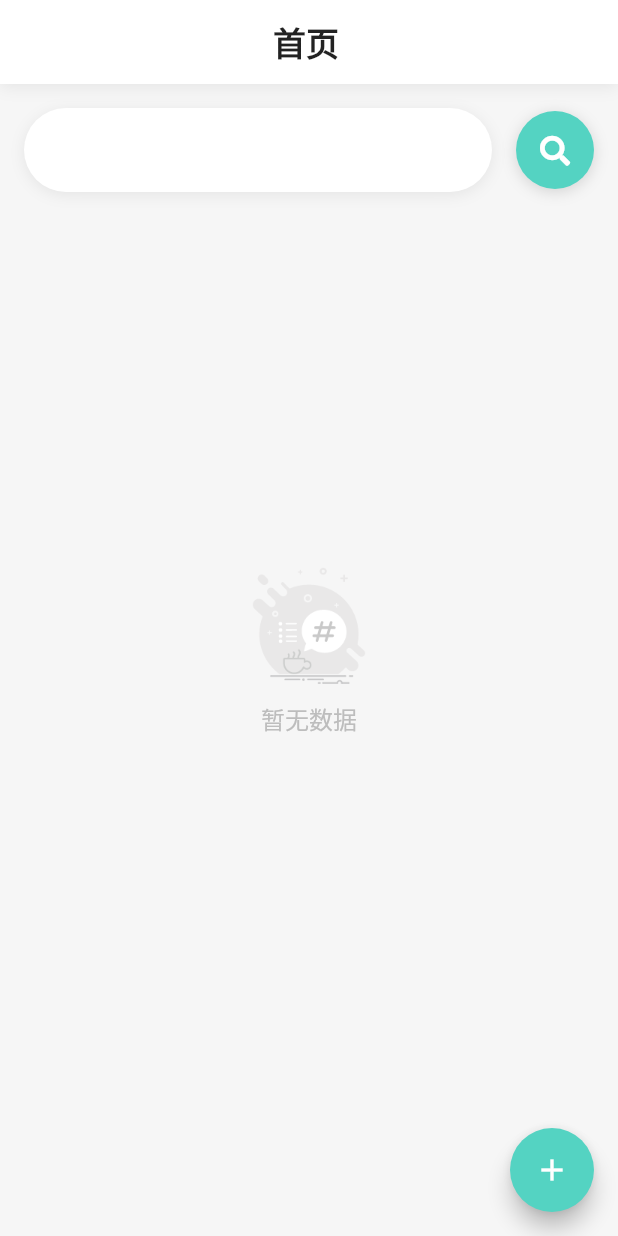
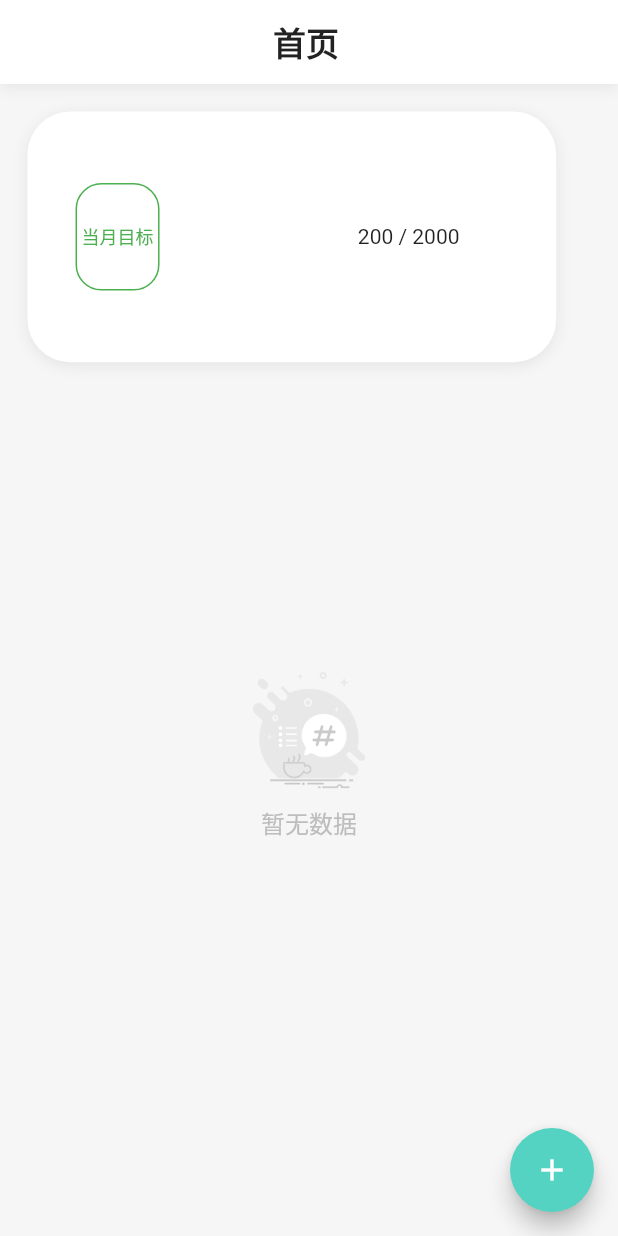
Before and after one commit to ogromwang/xhz_app, a Flutter app: the HotelHomeScreen screen opened directly, on a phone screen of 412 x 824 dp. Run offline on Flutter 3.47's test engine with Material 2 defaults, Android fonts, the phone set to English and light mode, and no system bars; our stand-ins replace connectivity, dio, flutter_easyrefresh, flutter_screenutil, flutter_slidable, flutter_spinkit and 5 more; accounts and stored records are empty; Roboto replaces fonts that are missing (WorkSans); statements that could not run were skipped.

Commit message:
feat: 首页，目标
首页，目标

```diff
--- a/lib/page/home/home_list.dart
+++ b/lib/page/home/home_list.dart
@@ -26,6 +26,7 @@ class _HotelHomeScreenState extends State<HotelHomeScreen> with TickerProviderSt
 
   double pageOffset = 0;
   late PageController pageController;
+  var cir = Radius.circular(ScreenUtil.getInstance().setSp(25));
 
   // 控制结束
   bool _enableControlFinish = false;
@@ -99,7 +100,8 @@ class _HotelHomeScreenState extends State<HotelHomeScreen> with TickerProviderSt
                                 delegate: SliverChildBuilderDelegate((BuildContext context, int index) {
                                   return Column(
                                     children: <Widget>[
-                                      getSearchBarUI(),
+                                      getUserPlan(),
+                                      // getSearchBarUI(),
                                     ],
                                   );
                                 }, childCount: 1),
@@ -208,7 +210,6 @@ class _HotelHomeScreenState extends State<HotelHomeScreen> with TickerProviderSt
     var profile = ImageWidget(url: item.profilePicture);
 
     // Color.fromARGB(math.Random().nextInt(256), math.Random().nextInt(256), math.Random().nextInt(256),
-    var cir = Radius.circular(ScreenUtil.getInstance().setSp(25));
 
     return Card(
       // Give each item a random background color
@@ -294,6 +295,80 @@ class _HotelHomeScreenState extends State<HotelHomeScreen> with TickerProviderSt
 
           ],
         )
+      ),
+    );
+  }
+
+  Widget box(Color boxColor, Widget child) {
+    return Container(
+        height: ScreenUtil.getInstance().setHeight(60),
+        //width: ScreenUtil.getInstance().setWidth(80),
+        decoration: BoxDecoration(
+          border: Border.all(color: boxColor, width: 1),
+          // color: boxColor,
+          borderRadius: BorderRadius.all(
+            Radius.circular(ScreenUtil.getInstance().setSp(15))
+          )
+        ),
+        child: child
+    );
+  }
+
+  Widget getUserPlan() {
+    double leftRight = ScreenUtil.getInstance().setSp(16);
+    double bottom = ScreenUtil.getInstance().setSp(16);
+
+    return Padding(
+      padding: EdgeInsets.only(left: leftRight, right: leftRight, top: bottom, bottom: bottom),
+      child: Row(
+        children: [
+          Expanded(
+            flex: 2,
+            child: Padding(
+              padding: EdgeInsets.only(right: ScreenUtil.getInstance().setWidth(20)),
+              child: Container(
+                  height: ScreenUtil.getInstance().setHeight(140),
+                  decoration: BoxDecoration(
+                    color: HomeAppTheme.buildLightTheme().backgroundColor,
+                    borderRadius: BorderRadius.all(
+                        cir
+                    ),
+                    boxShadow: <BoxShadow>[
+                      BoxShadow(color: Colors.grey.withOpacity(0.2), offset: const Offset(0, 2), blurRadius: 8.0),
+                    ],
+                  ),
+                  child: moneyIcon(),
+              ),
+            )
+          ),
+
+
+        ],
+      ),
+    );
+  }
+
+  Widget moneyIcon() {
+    return Padding(
+      padding: EdgeInsets.only(left: ScreenUtil.getInstance().setWidth(28)),
+      child: Row(
+        children: [
+          box(Colors.green, Center(
+              child: Expanded(
+                child: Padding(
+                  padding: EdgeInsets.all(3),
+                  child: Text("当月目标", style: TextStyle(fontSize: 12, color: Colors.green)),
+                ),
+              )
+          )),
+          Spacer(
+            flex: 2,
+          ),
+          Expanded(
+            flex: 2,
+            child: Text("200 / 2000")
+          )
+        ],
       ),
     );
   }
```
